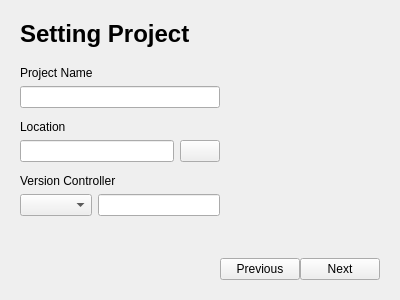
The window that App/project/new_project_one_widget.ui (fengzhu2007/anycode) describes before a commit, drawn with Qt 5.
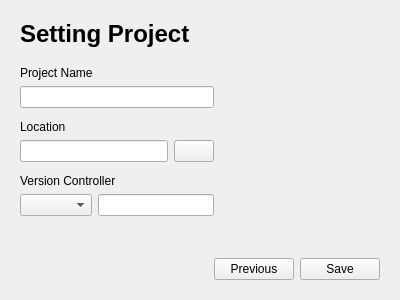
The same window after the commit. Icons and pictures are not drawn.

```diff
--- a/App/project/new_project_one_widget.ui
+++ b/App/project/new_project_one_widget.ui
@@ -175,6 +175,9 @@
      </item>
      <item>
       <layout class="QHBoxLayout" name="horizontalLayout_4">
+       <property name="spacing">
+        <number>6</number>
+       </property>
        <item>
         <widget class="QPushButton" name="previous">
          <property name="text">
@@ -185,7 +188,7 @@
        <item>
         <widget class="QPushButton" name="save">
          <property name="text">
-          <string>Next</string>
+          <string>Save</string>
          </property>
         </widget>
        </item>
```
Left out of the diff: 14 changed lines with no effect on the pictures.
